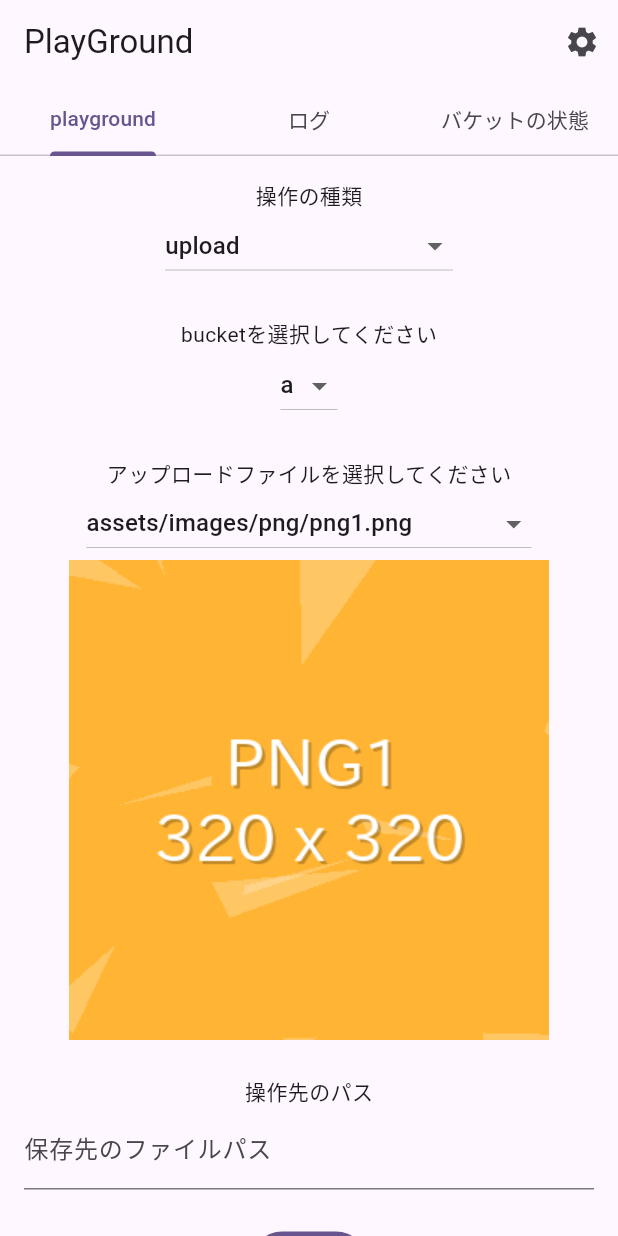
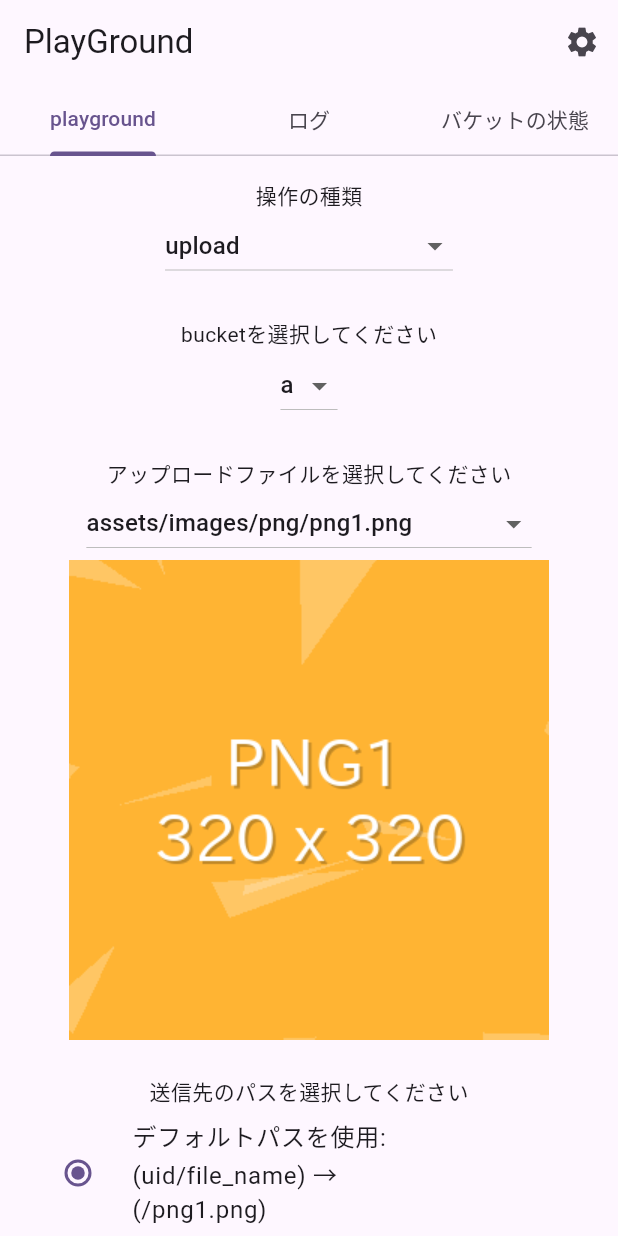
Before and after one commit to Pregum/supabase_storage_rls_practice, a Flutter app: the screen it shows once a user with an empty profile is signed in, on a phone screen of 412 x 824 dp. Run offline on Flutter 3.47's test engine with Material 3 defaults, Android fonts, the phone set to English and light mode, and no system bars; our stand-ins replace auto_route, flutter_hooks, freezed_annotation, gap, hooks_riverpod, logger and 2 more; accounts and stored records are empty; generated files the repository leaves out were written again.

Commit message:
update: 送信先のファイルパスを設定

```diff
--- a/lib/ui/pages/play_ground/upload_options_form.dart
+++ b/lib/ui/pages/play_ground/upload_options_form.dart
@@ -2,20 +2,28 @@ import 'package:flutter/material.dart';
 import 'package:flutter_hooks/flutter_hooks.dart';
 import 'package:gap/gap.dart';
 import 'package:hooks_riverpod/hooks_riverpod.dart';
-import 'package:supabase_storage_rls_practice/config/logger.dart';
+import 'package:supabase_storage_rls_practice/data/repository/supabase_auth_repository.dart';
+import 'package:supabase_storage_rls_practice/data/service/supabase_service.dart';
+// import 'package:supabase_storage_rls_practice/config/logger.dart';
 import 'package:supabase_storage_rls_practice/domain/model/bucket_kind.dart';
 import 'package:supabase_storage_rls_practice/domain/model/storage_command_parameter.dart';
 import 'package:supabase_storage_rls_practice/gen/assets.gen.dart';
+import 'package:path/path.dart' as path;
 
 class UploadOptionsForm extends HookConsumerWidget {
   final UploadCommandParameter parameter;
   const UploadOptionsForm({super.key, required this.parameter});
+
+  final _defaultTypeOfDestinationPath = 'default';
 
   @override
   Widget build(BuildContext context, WidgetRef ref) {
     final parameter = useState<UploadCommandParameter>(this.parameter);
     final sourceFilePathController = useTextEditingController();
     final destFilePathController = useTextEditingController();
+    final user = ref.watch(
+        supabaseServiceProvider.select((value) => value.auth.currentUser));
+    final selectedPathType = useState<String>(_defaultTypeOfDestinationPath);
 
     // logger.d(Assets.images.png.values.map((e) => e.path));
 
@@ -52,11 +60,11 @@ class UploadOptionsForm extends HookConsumerWidget {
           DropdownButton<String>(
             value: parameter.value.sourceFilePath,
             items: [
-              for (final bucketKind
+              for (final fileType
                   in Assets.images.png.values.map((e) => e.path))
                 DropdownMenuItem<String>(
-                  value: bucketKind,
-                  child: Text(bucketKind),
+                  value: fileType,
+                  child: Text(fileType),
                 ),
             ],
             onChanged: (newValue) {
@@ -73,7 +81,35 @@ class UploadOptionsForm extends HookConsumerWidget {
               fit: BoxFit.cover,
             ),
           const Gap(24),
-          const Text('操作先のパス'),
+          const Text('送信先のパスを選択してください'),
+          RadioListTile<String>(
+            value: _defaultTypeOfDestinationPath,
+            groupValue: selectedPathType.value,
+            title: Text(
+              'デフォルトパスを使用: \n(uid/file_name) → \n'
+              '(${user?.id}/${path.basename(parameter.value.sourceFilePath)})',
+            ),
+            onChanged: (value) {
+              if (value != null) {
+                selectedPathType.value = value;
+                parameter.value = parameter.value.copyWith(
+                  destFilePath:
+                      '${user?.id}/${path.basename(parameter.value.sourceFilePath)}',
+                );
+              }
+            },
+          ),
+          RadioListTile<String>(
+            value: 'custom',
+            groupValue: selectedPathType.value,
+            title: const Text('カスタムパスを使用'),
+            onChanged: (value) {
+              if (value != null) {
+                selectedPathType.value = value;
+              }
+            },
+          ),
+          if (selectedPathType.value == 'custom')
             TextField(
               controller: destFilePathController,
               onChanged: (value) => sourceFilePathController.text = value,
```
Lines whose indentation alone changed are shown as unchanged.
